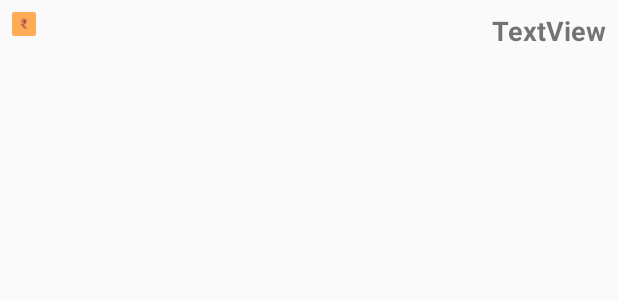
After one commit to youd5/rssfeed, an Android app: the layout thumbnail_item_list_row.xml on its own in the app's theme, with its tools: preview values and no code run, on a phone screen of 412 x 824 dp. The commit adds this screen. Shown: the top 300 px of the screen. Run offline under Robolectric (Android 15) with nearby library versions, the phone set to English and light mode, and no system bars.

Commit message:
introducing thumbnail list acitivity and view.

```diff
--- a/app/build.gradle
+++ b/app/build.gradle
@@ -39,6 +39,7 @@ dependencies {
     implementation 'androidx.navigation:navigation-fragment:2.0.0'
     implementation 'androidx.navigation:navigation-ui:2.0.0'
     implementation 'com.github.AnyChart:AnyChart-Android:1.1.2'
+    implementation 'com.squareup.picasso:picasso:2.5.1'
     testImplementation 'junit:junit:4.12'
     androidTestImplementation 'androidx.test.ext:junit:1.1.1'
     androidTestImplementation 'androidx.test.espresso:espresso-core:3.2.0'
--- /dev/null
+++ b/app/src/main/res/layout/thumbnail_item_list_row.xml
@@ -0,0 +1,67 @@
+<?xml version="1.0" encoding="utf-8"?>
+<RelativeLayout xmlns:android="http://schemas.android.com/apk/res/android"
+    xmlns:app="http://schemas.android.com/apk/res-auto"
+    android:layout_width="match_parent"
+    android:layout_height="match_parent"
+    android:padding="8dip">
+
+    <TextView
+        android:id="@+id/page_url"
+        android:layout_width="fill_parent"
+        android:layout_height="wrap_content"
+        android:visibility="gone" />
+
+    <ImageView
+        android:id="@+id/imageView"
+        android:layout_width="wrap_content"
+        android:layout_height="wrap_content"
+        android:paddingBottom="1dip"
+        app:srcCompat="@drawable/favicon16x16" />
+
+    <TextView
+        android:id="@+id/title"
+        android:layout_width="fill_parent"
+        android:layout_height="wrap_content"
+        android:layout_toEndOf="@id/imageView"
+        android:paddingLeft="10dp"
+        android:paddingBottom="1dip"
+        android:textColor="#212121"
+        android:textSize="18sp"
+        android:textStyle="bold" />
+
+    <TextView
+        android:id="@+id/pub_date"
+        android:layout_width="wrap_content"
+        android:layout_height="wrap_content"
+        android:layout_below="@id/title"
+        android:layout_alignParentLeft="true"
+        android:paddingBottom="3dip"
+        android:textColor="#9b737775"
+        android:textSize="14sp" />
+
+    <TextView
+        android:id="@+id/ltp"
+        android:layout_width="wrap_content"
+        android:layout_height="wrap_content"
+        android:layout_alignRight="@id/title"
+        android:textSize="18sp"
+        android:textStyle="bold"
+        android:text="TextView" />
+
+    <!-- Need to understand the relative layout better to place these items at right places in the UI
+    -->
+    <TextView
+        android:id="@+id/percentchange"
+        android:layout_width="wrap_content"
+        android:layout_height="wrap_content"
+        android:layout_below="@id/ltp"
+        android:layout_alignRight="@id/pub_date"
+        android:layout_alignParentRight="true"
+        android:paddingBottom="3dip"
+        android:textColor="#9B058847"
+        android:textSize="14sp" />
+
+
+
+
+</RelativeLayout>
```
Also changed, not shown: app/src/main/AndroidManifest.xml (+5 -7 lines), app/src/main/java/com/example/rssfeed/CustomAdapter.java (added, +86 -0 lines), app/src/main/java/com/example/rssfeed/MainActivity.java (+4 -5 lines), app/src/main/java/com/example/rssfeed/ThumbnailListActivity.java (added, +62 -0 lines), app/src/main/java/com/example/rssfeed/ThumbnailListItem.java (added, +12 -0 lines), app/src/main/res/layout/activity_thumbnail_list.xml (added, +41 -0 lines).
